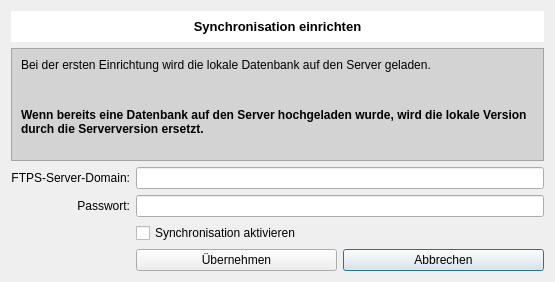
pyphil/Kursbuch, file Syncdialog.ui: the form before one commit.
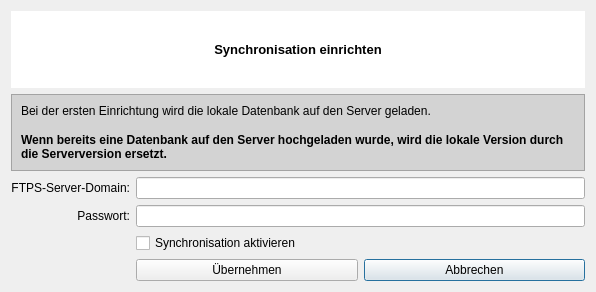
The form after the commit. Icons and pictures are not drawn.

Commit message: Syncdialog mit Hinweistext v2

```diff
--- a/Syncdialog.ui
+++ b/Syncdialog.ui
@@ -9,8 +9,8 @@
    <rect>
     <x>0</x>
     <y>0</y>
-    <width>555</width>
-    <height>282</height>
+    <width>596</width>
+    <height>292</height>
    </rect>
   </property>
   <property name="windowTitle">
@@ -23,12 +23,6 @@
   <layout class="QGridLayout" name="gridLayout_3">
    <item row="0" column="0" colspan="2">
     <widget class="QLabel" name="label">
-     <property name="maximumSize">
-      <size>
-       <width>16777215</width>
-       <height>31</height>
-      </size>
-     </property>
      <property name="font">
       <font>
        <pointsize>10</pointsize>
```
